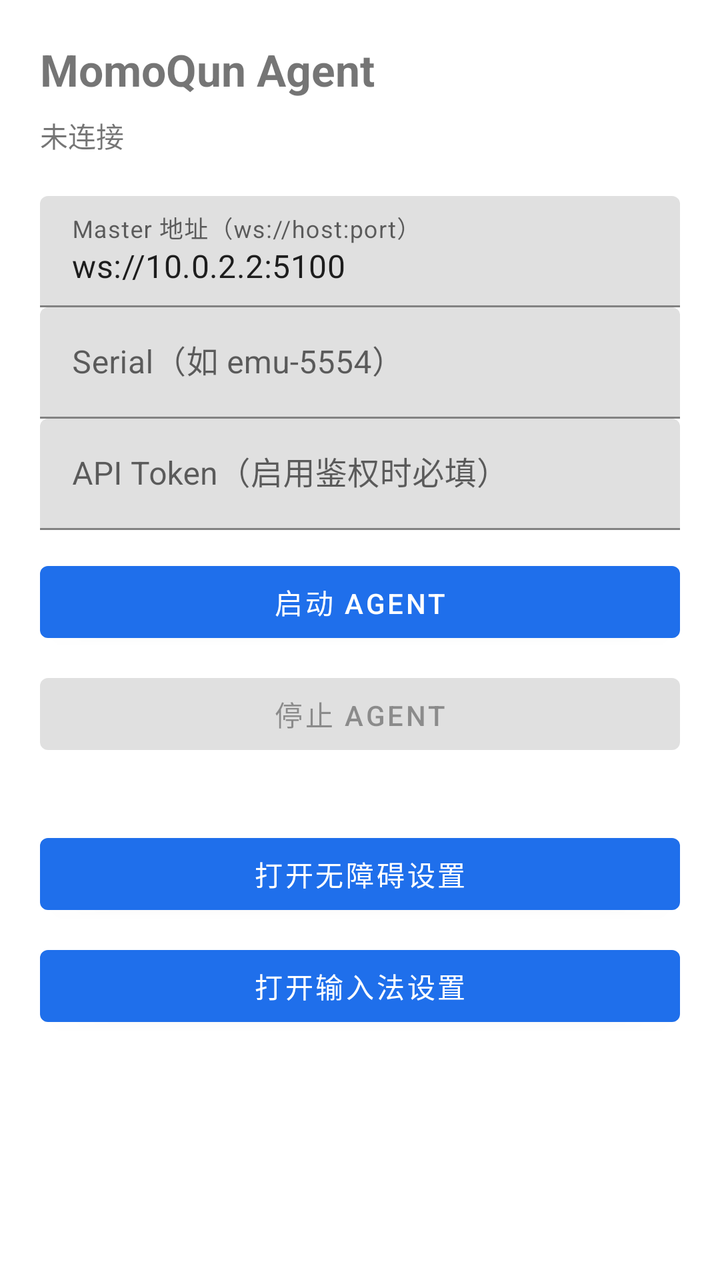
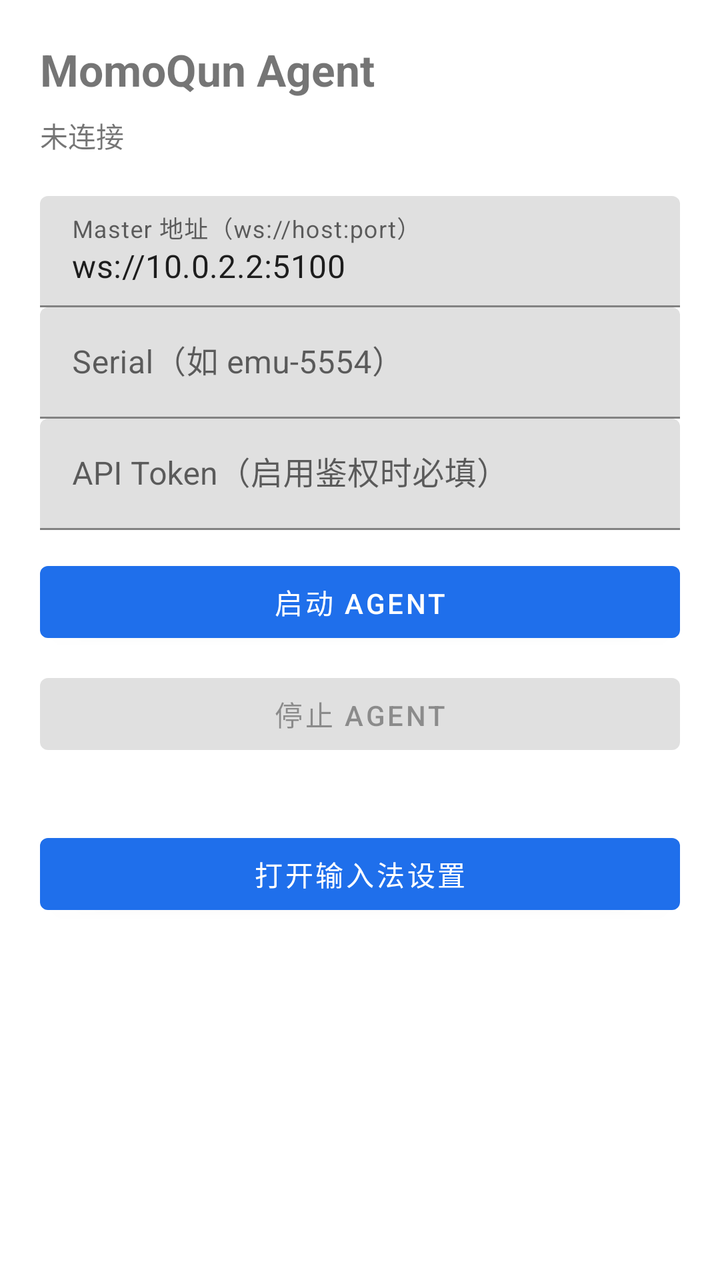

Compare the two renders of this Android layout. The source of the first and the diff that turns it into the second are given below.
<!-- AndroidManifest.xml: application theme Theme.MomoQunAgent -->
<!-- res/layout/activity_main.xml -->
<?xml version="1.0" encoding="utf-8"?>
<ScrollView xmlns:android="http://schemas.android.com/apk/res/android"
    android:layout_width="match_parent"
    android:layout_height="match_parent"
    android:fillViewport="true">

    <LinearLayout
        android:layout_width="match_parent"
        android:layout_height="wrap_content"
        android:orientation="vertical"
        android:padding="20dp">

        <TextView
            android:id="@+id/title"
            android:layout_width="wrap_content"
            android:layout_height="wrap_content"
            android:text="@string/app_name"
            android:textSize="22sp"
            android:textStyle="bold" />

        <TextView
            android:id="@+id/status"
            android:layout_width="wrap_content"
            android:layout_height="wrap_content"
            android:layout_marginTop="8dp"
            android:text="@string/status_disconnected"
            android:textSize="14sp" />

        <com.google.android.material.textfield.TextInputLayout
            android:layout_width="match_parent"
            android:layout_height="wrap_content"
            android:layout_marginTop="20dp"
            android:hint="@string/hint_master">

            <com.google.android.material.textfield.TextInputEditText
                android:id="@+id/inputMaster"
                android:layout_width="match_parent"
                android:layout_height="wrap_content"
                android:inputType="textUri"
                android:text="ws://10.0.2.2:5100" />
        </com.google.android.material.textfield.TextInputLayout>

        <com.google.android.material.textfield.TextInputLayout
            android:layout_width="match_parent"
            android:layout_height="wrap_content"
            android:hint="@string/hint_serial">

            <com.google.android.material.textfield.TextInputEditText
                android:id="@+id/inputSerial"
                android:layout_width="match_parent"
                android:layout_height="wrap_content"
                android:inputType="text" />
        </com.google.android.material.textfield.TextInputLayout>

        <com.google.android.material.textfield.TextInputLayout
            android:layout_width="match_parent"
            android:layout_height="wrap_content"
            android:hint="@string/hint_token">

            <com.google.android.material.textfield.TextInputEditText
                android:id="@+id/inputToken"
                android:layout_width="match_parent"
                android:layout_height="wrap_content"
                android:inputType="textPassword" />
        </com.google.android.material.textfield.TextInputLayout>

        <Button
            android:id="@+id/btnStart"
            android:layout_width="match_parent"
            android:layout_height="wrap_content"
            android:layout_marginTop="12dp"
            android:text="@string/btn_start" />

        <Button
            android:id="@+id/btnStop"
            android:layout_width="match_parent"
            android:layout_height="wrap_content"
            android:layout_marginTop="8dp"
            android:enabled="false"
            android:text="@string/btn_stop" />

        <Button
            android:id="@+id/btnOpenA11y"
            android:layout_width="match_parent"
            android:layout_height="wrap_content"
            android:layout_marginTop="32dp"
            android:text="@string/btn_open_a11y" />

        <Button
            android:id="@+id/btnOpenIme"
            android:layout_width="match_parent"
            android:layout_height="wrap_content"
            android:layout_marginTop="8dp"
            android:text="@string/btn_open_ime" />

        <TextView
            android:id="@+id/log"
            android:layout_width="match_parent"
            android:layout_height="wrap_content"
            android:layout_marginTop="24dp"
            android:fontFamily="monospace"
            android:textIsSelectable="true"
            android:textSize="11sp" />

    </LinearLayout>
</ScrollView>
<!-- resources referenced by this layout -->
<resources>
  <string name="app_name">MomoQun Agent</string>
  <string name="btn_open_a11y">打开无障碍设置</string>
  <string name="btn_open_ime">打开输入法设置</string>
  <string name="btn_start">启动 Agent</string>
  <string name="btn_stop">停止 Agent</string>
  <string name="hint_master">Master 地址（ws://host:port）</string>
  <string name="hint_serial">Serial（如 emu-5554）</string>
  <string name="hint_token">API Token（启用鉴权时必填）</string>
  <string name="status_disconnected">未连接</string>
  <style name="Theme.MomoQunAgent" parent="Theme.MaterialComponents.DayNight.NoActionBar">
          <item name="colorPrimary">#1F6FEB</item>
          <item name="colorPrimaryDark">#0B2B58</item>
          <item name="colorAccent">#1F6FEB</item>
      </style>
</resources>

<!-- the commit's change to res/layout/activity_main.xml (unified diff, before → after) -->
@@ -80,17 +80,10 @@
             android:text="@string/btn_stop" />
 
         <Button
-            android:id="@+id/btnOpenA11y"
+            android:id="@+id/btnOpenIme"
             android:layout_width="match_parent"
             android:layout_height="wrap_content"
             android:layout_marginTop="32dp"
-            android:text="@string/btn_open_a11y" />
-
-        <Button
-            android:id="@+id/btnOpenIme"
-            android:layout_width="match_parent"
-            android:layout_height="wrap_content"
-            android:layout_marginTop="8dp"
             android:text="@string/btn_open_ime" />
 
         <TextView
<!-- resource entries referenced after the edit -->
@@ -1,7 +1,6 @@
 <!-- resources referenced by this layout -->
 <resources>
   <string name="app_name">MomoQun Agent</string>
-  <string name="btn_open_a11y">打开无障碍设置</string>
   <string name="btn_open_ime">打开输入法设置</string>
   <string name="btn_start">启动 Agent</string>
   <string name="btn_stop">停止 Agent</string>
